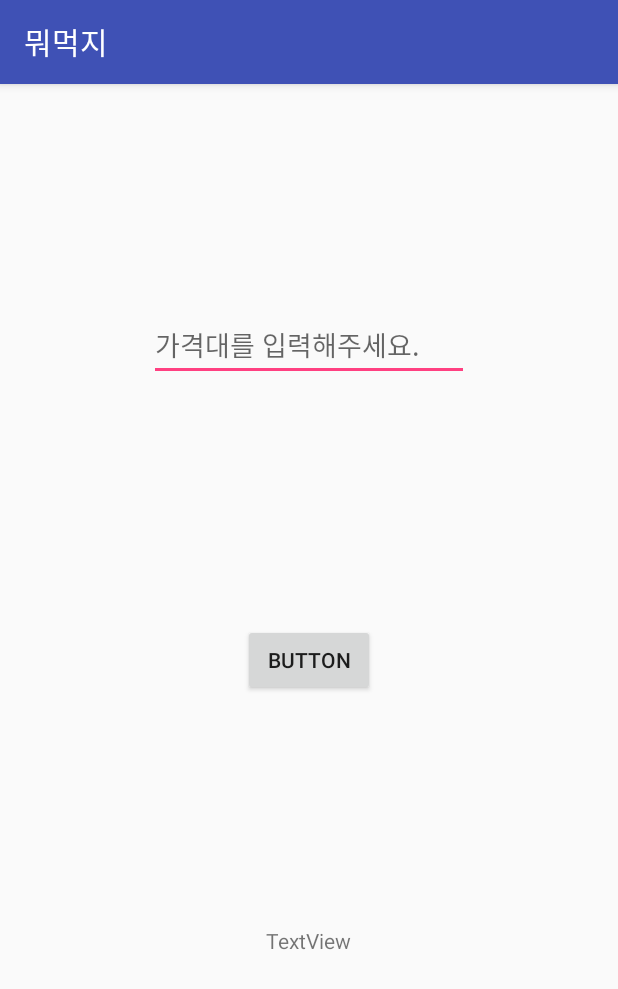
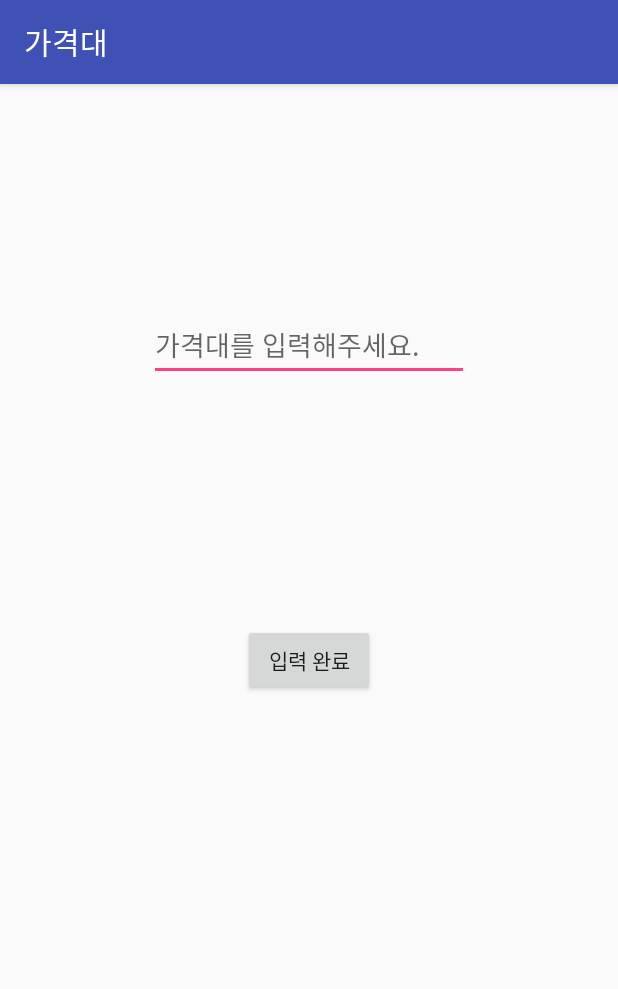
Before and after one commit to wlsowk45/App, an Android app: the screen it shows after launch (HowmuchActivity), after a tap on "가격 정하기", on a phone screen of 412 x 824 dp. Shown: the top 989 px of the screen. Run offline under Robolectric (Android 15) with nearby library versions, the phone set to English and light mode, and no system bars.

Commit message:
Merge branch 'master' of https://github.com/wlsowk45/App into Hyeokjin3
# Conflicts:
#	.idea/caches/build_file_checksums.ser

```diff
--- a/app/src/main/java/com/example/hyeokjin/knumeal/MainActivity.java
+++ b/app/src/main/java/com/example/hyeokjin/knumeal/MainActivity.java
@@ -23,36 +23,55 @@ public class MainActivity extends AppCompatActivity {
 
         final ArrayList<Restaurant> restaurants = new ArrayList<Restaurant>();
 
-        restaurants.add(new Restaurant("밥버거", 1, 2, 1,"Hall_gate",3000));
-        restaurants.add(new Restaurant("종이밥", 2, 3, 1,"Hall_gate",3000));
-        restaurants.add(new Restaurant("우리분식", 3, 4, 2,"Hall_gate",5000));
-        restaurants.add(new Restaurant("동아리분식", 3, 4, 2,"Hall_gate",5000));
+        restaurants.add(new Restaurant("밥버거", 35.8855700, 128.6096760, 1,"Hall_gate",3000));
+        restaurants.add(new Restaurant("종이밥", 35.8855620, 128.6104720, 1,"Hall_gate",3000));
+        restaurants.add(new Restaurant("우리분식", 35.8849900, 128.6098150, 2,"Hall_gate",5000));
+        restaurants.add(new Restaurant("동아리분식", 35.8853930, 128.6098490, 2,"Hall_gate",5000));
         restaurants.add(new Restaurant("맛나분식", 35.885397, 128.609850, 2,"Hall_gate",5000));
-        restaurants.add(new Restaurant("죠스찜닭", 35.885287, 128.609281, 3,"Hall_gate",7000));
-        restaurants.add(new Restaurant("순대국밥", 3, 4, 2,"Hall_gate",6000));
+        restaurants.add(new Restaurant("죠스찜닭", 35.8852700, 128.6098200, 3,"Hall_gate",7000));
+        restaurants.add(new Restaurant("통큰할매순대국밥", 35.8857820, 128.6103930, 2,"Hall_gate",6000));
         restaurants.add(new Restaurant("맘스터치",35.885838,128.610095,1,"Hall_gate",5500));
-        restaurants.add(new Restaurant("GS편의점", 3, 4, 1,"Hall_gate",1100));
-        restaurants.add(new Restaurant("다이마루", 3, 4, 2,"Hall_gate",8000));
-        restaurants.add(new Restaurant("돈까스백작", 3, 4, 2,"Hall_gate",6000));
+        restaurants.add(new Restaurant("GS편의점", 35.8861400, 128.6101130, 1,"Hall_gate",1100));
+        restaurants.add(new Restaurant("다이마루", 35.8849470, 128.6100810, 2,"Hall_gate",8000));
+        restaurants.add(new Restaurant("돈까스백작", 35.8849470, 128.6100810, 2,"Hall_gate",6000));
         restaurants.add(new Restaurant("피자빙고", 35.883999, 128.609, 2,"Hall_gate",7000));
         restaurants.add(new Restaurant("경대밥집", 35.884159, 128.609647, 2,"Hall_gate",6000));
-        restaurants.add(new Restaurant("정글로", 3, 4, 2,"Hall_gate",7000));
-        restaurants.add(new Restaurant("세계지도", 3, 4, 1,"Hall_gate",4000));
-        restaurants.add(new Restaurant("몬나니떡볶이", 3, 4, 2,"Hall_gate",4000));
-        restaurants.add(new Restaurant("북경반점", 3, 4, 2,"Hall_gate",4000));
-        restaurants.add(new Restaurant("해금강", 3, 4, 2,"Hall_gate",3000));
-        restaurants.add(new Restaurant("쪽문분식", 3, 4, 2,"Hall_gate",4000));
-        restaurants.add(new Restaurant("뼈찜", 3, 4, 1,"Hall_gate",6000));
-        restaurants.add(new Restaurant("한솥", 2, 3, 1,"Main_gate",3000));
-        restaurants.add(new Restaurant("모이다식탁", 2, 3, 1,"Main_gate",5500));
-        restaurants.add(new Restaurant("불멸의 떡볶이", 2, 3, 1,"Main_gate",4000));
-        restaurants.add(new Restaurant("청춘라면", 2, 3, 1,"Main_gate",3000));
-        restaurants.add(new Restaurant("김밥천국", 2, 3, 1,"Main_gate",3000));
+        restaurants.add(new Restaurant("정글로", 35.8835710, 128.6100380, 2,"Hall_gate",7000));
+        restaurants.add(new Restaurant("세계지도", 35.8852160, 128.6119890, 1,"Hall_gate",4000));
+        restaurants.add(new Restaurant("몬나니떡볶이", 35.8856980, 128.6107540, 2,"Hall_gate",4000));
+        restaurants.add(new Restaurant("북경반점", 35.8857360, 128.6109280, 2,"Hall_gate",4000));
+        restaurants.add(new Restaurant("해금강", 35.8851460, 128.6121580, 2,"Hall_gate",3000));
+        restaurants.add(new Restaurant("쪽문분식", 35.8857690, 128.6102570, 2,"Hall_gate",4000));
+        restaurants.add(new Restaurant("금계찜닭", 35.8857690, 128.6102570, 2,"Hall_gate",7000));
+        restaurants.add(new Restaurant("다이가쿠", 35.8851550, 128.6098550, 2,"Hall_gate",10000));
+        restaurants.add(new Restaurant("장터국밥", 35.8857740, 128.6098750, 1,"Hall_gate",5000));
+        restaurants.add(new Restaurant("유정분식", 35.8853930, 128.6098490, 1,"Hall_gate",5000));
+        restaurants.add(new Restaurant("또또분식", 35.8854540, 128.6100860, 2,"Hall_gate",5000));
+        restaurants.add(new Restaurant("행컵", 35.8853450, 128.6101260, 1,"Hall_gate",4000));
+        restaurants.add(new Restaurant("부리또", 35.8852120, 128.6100750, 1,"Hall_gate",3000));
+        restaurants.add(new Restaurant("예전 손국수집", 35.8848200, 128.6100720, 2,"Hall_gate",7000));
+        restaurants.add(new Restaurant("짬마담", 35.8848200, 128.6100720, 2,"Hall_gate",8000));
+        restaurants.add(new Restaurant("닭 튀기는남자", 35.8848200, 128.6100720, 2,"Hall_gate",8000));
+        restaurants.add(new Restaurant("한솥", 35.884403, 128.613944, 1,"Main_gate",3000));
+        restaurants.add(new Restaurant("모이다식탁", 35.8847810, 128.6136590, 1,"Main_gate",5500));
+        restaurants.add(new Restaurant("불멸의 떡볶이", 35.8849060, 128.6139230, 1,"Main_gate",4000));
+        restaurants.add(new Restaurant("청춘라면", 35.8848000, 128.6138130, 1,"Main_gate",3000));
+        restaurants.add(new Restaurant("김밥천국", 35.8848570, 128.6136810, 1,"Main_gate",3000));
         restaurants.add(new Restaurant("왕얼큰이", 2, 3, 1,"Main_gate",4000));
-        restaurants.add(new Restaurant("경대루", 2, 3, 1,"Main_gate",4000));
+        restaurants.add(new Restaurant("경대루", 35.8851920, 128.6138910, 1,"Main_gate",4000));
         restaurants.add(new Restaurant("경주국밥", 2, 3, 1,"Main_gate",5500));
-        restaurants.add(new Restaurant("땅땅치킨", 2, 3, 1,"Main_gate",9000));
-        restaurants.add(new Restaurant("미쳐버린 파닭", 2, 3, 1,"Main_gate",5500));
+        restaurants.add(new Restaurant("땅땅치킨", 35.8844440, 128.6139200, 2,"Main_gate",9000));
+        restaurants.add(new Restaurant("술판닭", 35.8850100, 128.6130150, 2,"Main_gate",5500));
+        restaurants.add(new Restaurant("맛찜", 35.8853080, 128.6122450, 1,"Main_gate",7000));
+        restaurants.add(new Restaurant("성화국밥", 35.8849040, 128.6126750, 1,"Main_gate",7000));
+        restaurants.add(new Restaurant("큰손왕뼈다귀해장국", 35.8849500, 128.6132000, 1,"Main_gate",6000));
+        restaurants.add(new Restaurant("충만치킨", 35.8848820, 128.6133530, 2,"Main_gate",8000));
+        restaurants.add(new Restaurant("거침없이 파닭", 35.8852660, 128.6123780, 2,"Main_gate",5500));
+        restaurants.add(new Restaurant("닥떼들", 35.885042, 128.612467, 2,"Main_gate",8000));
+
+
+
+
 
 
 
--- a/app/src/main/java/com/example/hyeokjin/knumeal/finalActivity.java
+++ b/app/src/main/java/com/example/hyeokjin/knumeal/finalActivity.java
@@ -8,7 +8,6 @@ import android.view.animation.Animation;
 import android.view.animation.AnimationUtils;
 import android.widget.Button;
 import android.widget.TextView;
-import android.widget.Toast;
 
 import java.util.ArrayList;
 
@@ -37,10 +36,10 @@ public class finalActivity extends AppCompatActivity {
 
         result_restaurant.clear();
         result_restaurant.add(final_restaurant.get(random_num));
-        String str = "final : ";
+       /* String str = "final : ";
         for(int i=0;i<final_restaurant.size();i++)
             str = str + final_restaurant.get(i).getName() + "\n";
-        Toast.makeText(getApplicationContext(),str, Toast.LENGTH_SHORT).show();
+        Toast.makeText(getApplicationContext(),str, Toast.LENGTH_SHORT).show();*/
         textView.setText(random_result);
 
         random_num=0;
--- a/app/src/main/res/layout/activity_howmuch.xml
+++ b/app/src/main/res/layout/activity_howmuch.xml
@@ -23,15 +23,6 @@
         android:layout_width="wrap_content"
         android:layout_height="wrap_content"
         android:layout_centerInParent="true"
-        android:text="Button" />
-
-    <TextView
-        android:id="@+id/textView"
-        android:layout_width="wrap_content"
-        android:layout_height="wrap_content"
-        android:layout_alignParentBottom="true"
-        android:layout_centerHorizontal="true"
-        android:layout_marginBottom="187dp"
-        android:text="TextView" />
+        android:text="입력 완료" />
 
 </RelativeLayout>
--- a/app/src/main/res/layout/activity_onepeople.xml
+++ b/app/src/main/res/layout/activity_onepeople.xml
@@ -17,7 +17,8 @@
         android:id="@+id/checkBox2"
         android:layout_width="match_parent"
         android:layout_height="wrap_content"
-        android:text="전체" />
+        android:text="전체"
+        android:checked="true"/>
 
     <ListView
         android:id="@+id/listview"
```
Also changed, not shown: app/src/main/AndroidManifest.xml (+6 -3 lines), app/src/main/java/com/example/hyeokjin/knumeal/HowmanyActivity.java (+4 -6 lines), app/src/main/java/com/example/hyeokjin/knumeal/onepeopleActivity.java (+38 -32 lines), app/src/main/res/layout/activity_howmany.xml (+1 -10 lines), app/src/main/res/layout/peopleitem.xml (+6 -11 lines).
